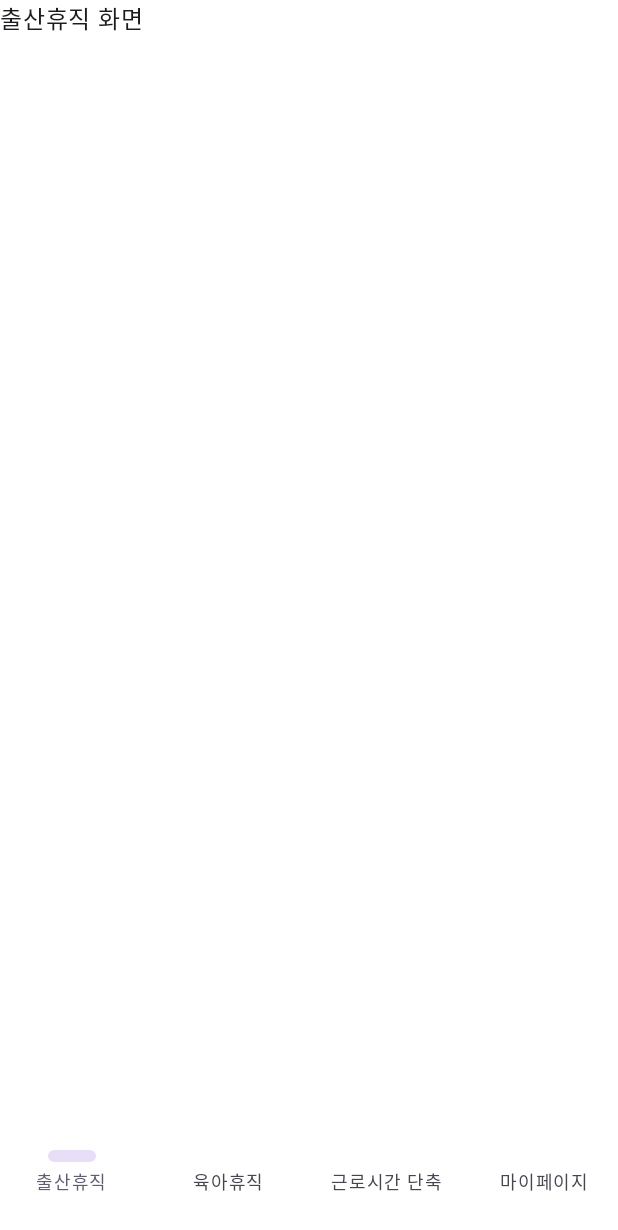
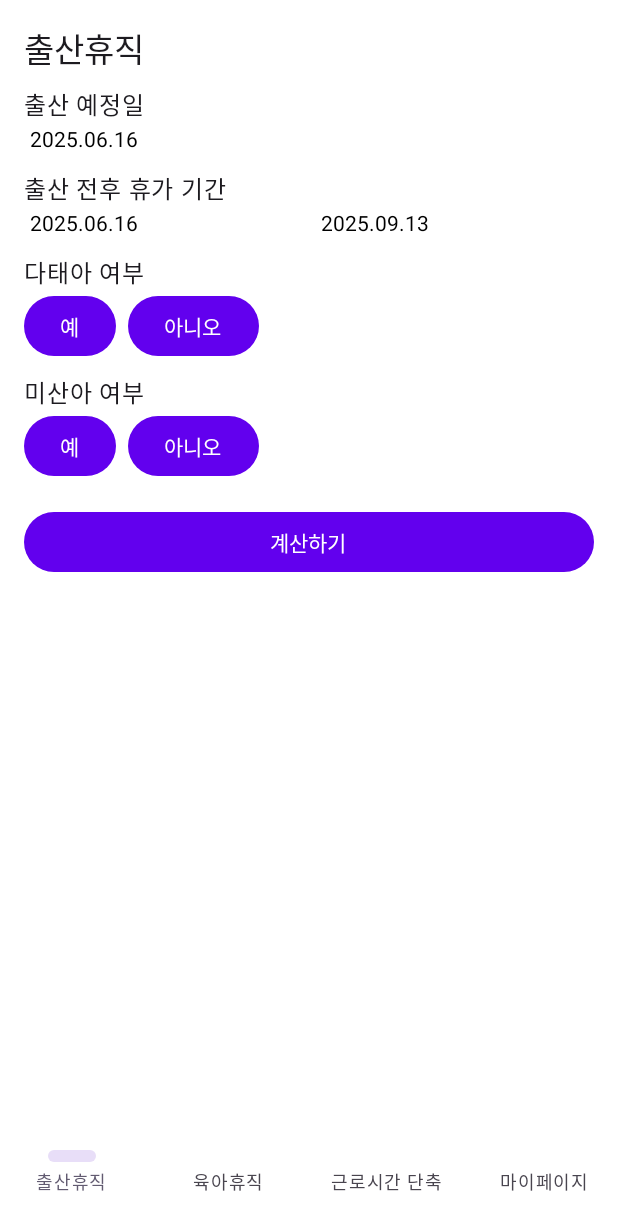
Before and after one commit to BlackCows-Project/YookCalc, an Android app built with Jetpack Compose: the screen it shows after launch (MainActivity), on a phone screen of 412 x 824 dp. Shown: the top 1230 px of the screen. Run offline under Robolectric (Android 15) with nearby library versions, the phone set to English and light mode, and no system bars; our stand-ins replace Voyager.

Commit message:
feat: 출산휴직 화면 상태/이벤트/이펙트 구조 및 UI 추가

```diff
--- /dev/null
+++ b/composeApp/src/commonMain/kotlin/com/example/yookcalc/presentation/base/CommonEffect.kt
@@ -0,0 +1,7 @@
+package com.example.yookcalc.presentation.base
+
+sealed interface CommonEffect : UiEffect {
+    data class ShowToast(val message: String) : CommonEffect
+    object NavigateBack : CommonEffect
+    data class NavigateTo(val route: String) : CommonEffect
+}
--- /dev/null
+++ b/composeApp/src/commonMain/kotlin/com/example/yookcalc/presentation/base/UiEffect.kt
@@ -0,0 +1,6 @@
+package com.example.yookcalc.presentation.base
+
+interface UiEffect
+
+// 화면에 한 번만 실행돼야 하는 일회성 액션 (Toast, SnackBar)
+// 각 화면마다 sealed interface로 정의
--- /dev/null
+++ b/composeApp/src/commonMain/kotlin/com/example/yookcalc/presentation/base/UiEvent.kt
@@ -0,0 +1,6 @@
+package com.example.yookcalc.presentation.base
+
+interface UiEvent
+
+// 사용자가 화면에서 발생시킨 액션 이벤트를 표현 (버튼클릭, 텍스트 입력 변경 등)
+// 각 화면마다 sealed interface로 정의
--- /dev/null
+++ b/composeApp/src/commonMain/kotlin/com/example/yookcalc/presentation/base/UiState.kt
@@ -0,0 +1,6 @@
+package com.example.yookcalc.presentation.base
+
+interface UiState
+
+// 화면에 현재 상태(화면에 표시되는 모든 값)를 담는 데이터용 인터페이스
+// 각 화면마다 XXXUiState라는 data class를 만들고 이 인터페이스를 상속받으면 됨
--- /dev/null
+++ b/composeApp/src/commonMain/kotlin/com/example/yookcalc/presentation/screen/maternity/MaternityEffect.kt
@@ -0,0 +1,9 @@
+package com.example.yookcalc.presentation.screen.maternity
+
+import com.example.yookcalc.presentation.base.UiEffect
+
+// 일회성 액셩
+// 예 : “SnackBar 띄우기” → ShowSnackBar(val message: String)
+sealed interface MaternityEffect : UiEffect {
+    data class ShowToast(val message: String) : MaternityEffect
+}
--- /dev/null
+++ b/composeApp/src/commonMain/kotlin/com/example/yookcalc/presentation/screen/maternity/MaternityEvent.kt
@@ -0,0 +1,14 @@
+package com.example.yookcalc.presentation.screen.maternity
+
+import com.example.yookcalc.presentation.base.UiEvent
+
+// 출산휴직 화면에서 발생할 있는 모든 사용자 액션
+// 새로운 버튼이나 입력창이 생기면 이벤트 추가
+sealed interface MaternityEvent : UiEvent {
+    object LoadDefaultData : MaternityEvent // 화면 처음 들어올 때 기본 데이터 로드
+    data class ChangeDueDate(val value: String) : MaternityEvent // 날짜 입력 바꿀 때
+    data class ChangeStartDate(val value: String) : MaternityEvent
+    data class ChangeEndDate(val value: String) : MaternityEvent
+    data class SelectMultipleBirth(val value: Boolean) : MaternityEvent // 버튼 클릭 시
+    data class SelectMiscarriage(val value: Boolean) : MaternityEvent
+}
--- a/composeApp/src/commonMain/kotlin/com/example/yookcalc/presentation/screen/maternity/MaternityUI.kt
+++ b/composeApp/src/commonMain/kotlin/com/example/yookcalc/presentation/screen/maternity/MaternityUI.kt
@@ -1,10 +1,103 @@
 package com.example.yookcalc.presentation.screen.maternity
 
+import androidx.compose.foundation.layout.Column
+import androidx.compose.foundation.layout.Row
+import androidx.compose.foundation.layout.Spacer
+import androidx.compose.foundation.layout.fillMaxWidth
+import androidx.compose.foundation.layout.height
+import androidx.compose.foundation.layout.padding
+import androidx.compose.foundation.layout.width
+import androidx.compose.foundation.text.BasicTextField
+import androidx.compose.material3.Button
+import androidx.compose.material3.MaterialTheme
 import androidx.compose.material3.Text
 import androidx.compose.runtime.Composable
+import androidx.compose.runtime.LaunchedEffect
+import androidx.compose.runtime.collectAsState
+import androidx.compose.runtime.getValue
+import androidx.compose.ui.Modifier
+import androidx.compose.ui.unit.dp
 
 @Composable
-fun MaternityUI() {
-    // 화면에 보이는 진짜 내용을 그림
-    Text("출산휴직 화면")
+fun MaternityUI(viewModel: MaternityViewModel = MaternityViewModel()) {
+    println("[UI] MaternityUI Composable 실행됨")
+    val state by viewModel.uiState.collectAsState()
+
+    // Effect 처리
+    LaunchedEffect(Unit) {
+        viewModel.effect.collect { effect ->
+            println("[UI] Effect 수신 → $effect")
+            when (effect) {
+                is MaternityEffect.ShowToast -> println("Toast: ${effect.message}")
+            }
+        }
+    }
+
+    // 화면 진입 시 기본 데이터 로드
+    LaunchedEffect(Unit) {
+        println("[UI] 초기 데이터 로드 이벤트 전송")
+        viewModel.onEvent(MaternityEvent.LoadDefaultData)
+    }
+
+    // UI 구성
+    Column(modifier = Modifier.padding(16.dp)) {
+        Text("출산휴직", style = MaterialTheme.typography.titleLarge)
+        Spacer(Modifier.height(8.dp))
+
+        // 예정일 입력
+        Text("출산 예정일")
+        BasicTextField(
+            value = state.dueDate,
+            onValueChange = { viewModel.onEvent(MaternityEvent.ChangeDueDate(it)) },
+            modifier = Modifier.fillMaxWidth().padding(4.dp)
+        )
+
+        Spacer(Modifier.height(8.dp))
+        // 휴가 기간
+        Text("출산 전후 휴가 기간")
+        Row {
+            BasicTextField(
+                value = state.startDate,
+                onValueChange = { viewModel.onEvent(MaternityEvent.ChangeStartDate(it)) },
+                modifier = Modifier.weight(1f).padding(4.dp)
+            )
+            Spacer(Modifier.width(8.dp))
+            BasicTextField(
+                value = state.endDate,
+                onValueChange = { viewModel.onEvent(MaternityEvent.ChangeEndDate(it)) },
+                modifier = Modifier.weight(1f).padding(4.dp)
+            )
+        }
+
+        Spacer(Modifier.height(8.dp))
+        // 다태아 여부
+        Text("다태아 여부")
+        Row {
+            Button(onClick = { viewModel.onEvent(MaternityEvent.SelectMultipleBirth(true)) }) {
+                Text("예")
+            }
+            Spacer(Modifier.width(8.dp))
+            Button(onClick = { viewModel.onEvent(MaternityEvent.SelectMultipleBirth(false)) }) {
+                Text("아니오")
+            }
+        }
+
+        Spacer(Modifier.height(8.dp))
+        // 미산아 여부
+        Text("미산아 여부")
+        Row {
+            Button(onClick = { viewModel.onEvent(MaternityEvent.SelectMiscarriage(true)) }) {
+                Text("예")
+            }
+            Spacer(Modifier.width(8.dp))
+            Button(onClick = { viewModel.onEvent(MaternityEvent.SelectMiscarriage(false)) }) {
+                Text("아니오")
+            }
+        }
+
+        Spacer(Modifier.height(16.dp))
+        Button(onClick = { println("계산하기 버튼 클릭") }, modifier = Modifier.fillMaxWidth()) {
+            Text("계산하기")
+        }
+    }
 }
--- /dev/null
+++ b/composeApp/src/commonMain/kotlin/com/example/yookcalc/presentation/screen/maternity/MaternityUiState.kt
@@ -0,0 +1,17 @@
+package com.example.yookcalc.presentation.screen.maternity
+
+import com.example.yookcalc.presentation.base.UiState
+
+data class MaternityUiState(
+    val dueDate: String = "2025.06.16",
+    val startDate: String = "2025.06.16",
+    val endDate: String = "2025.09.13",
+    val hasMultipleBirth: Boolean? = null,
+    val hasMiscarriageHistory: Boolean? = null,
+    val workStart: String = "",
+    val workEnd: String = "",
+    val first30DaysPay: String = "",
+    val second30DaysPay: String = "",
+    val third30DaysPay: String = "",
+    val compensation: String = ""
+) : UiState
--- /dev/null
+++ b/composeApp/src/commonMain/kotlin/com/example/yookcalc/presentation/screen/maternity/MaternityViewModel.kt
@@ -0,0 +1,47 @@
+package com.example.yookcalc.presentation.screen.maternity
+
+import kotlinx.coroutines.CoroutineScope
+import kotlinx.coroutines.Dispatchers
+import kotlinx.coroutines.SupervisorJob
+import kotlinx.coroutines.flow.MutableSharedFlow
+import kotlinx.coroutines.flow.MutableStateFlow
+import kotlinx.coroutines.flow.SharedFlow
+import kotlinx.coroutines.flow.StateFlow
+import kotlinx.coroutines.flow.asSharedFlow
+import kotlinx.coroutines.flow.asStateFlow
+import kotlinx.coroutines.flow.update
+import kotlinx.coroutines.launch
+
+class MaternityViewModel {
+    private val viewModelScope = CoroutineScope(SupervisorJob() + Dispatchers.Main)
+
+    private val _uiState = MutableStateFlow(MaternityUiState())
+    val uiState: StateFlow<MaternityUiState> = _uiState.asStateFlow()
+
+    private val _effect = MutableSharedFlow<MaternityEffect>()
+    val effect: SharedFlow<MaternityEffect> = _effect.asSharedFlow()
+
+    fun onEvent(event: MaternityEvent) {
+        println("[ViewModel] 이벤트 발생: $event")
+        when (event) {
+            is MaternityEvent.LoadDefaultData -> loadDefaults()
+            is MaternityEvent.ChangeDueDate ->
+                _uiState.update { it.copy(dueDate = event.value) }
+            is MaternityEvent.ChangeStartDate ->
+                _uiState.update { it.copy(startDate = event.value) }
+            is MaternityEvent.ChangeEndDate ->
+                _uiState.update { it.copy(endDate = event.value) }
+            is MaternityEvent.SelectMultipleBirth ->
+                _uiState.update { it.copy(hasMultipleBirth = event.value) }
+            is MaternityEvent.SelectMiscarriage ->
+                _uiState.update { it.copy(hasMiscarriageHistory = event.value) }
+        }
+    }
+
+    private fun loadDefaults() {
+        println("[ViewModel] 기본 데이터 로드 실행")
+        viewModelScope.launch {
+            _effect.emit(MaternityEffect.ShowToast("기본 데이터 불러옴"))
+        }
+    }
+}
```
